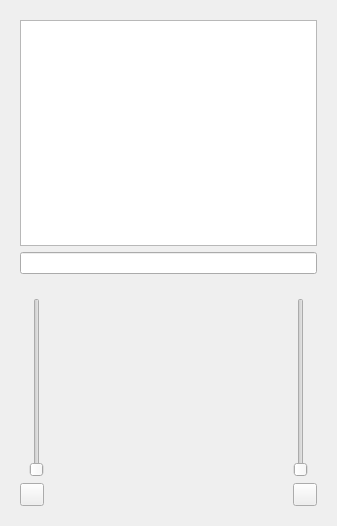
Before: the Qt Designer form sflphone-client-kde/src/ui/SFLPhoneView_base.ui in max3903/SFLphone, drawn with Qt 5.
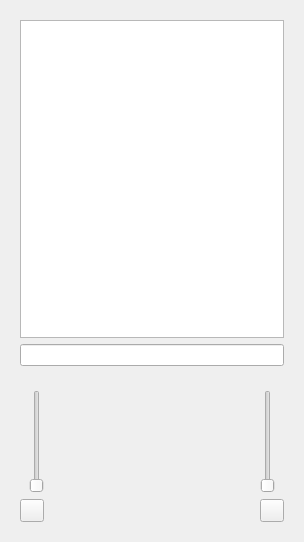
After: the same form once the commit is applied. Icons and pictures are not drawn. Custom widgets are drawn as their Qt base class.

Diff of the .ui file:
```diff
--- a/sflphone-client-kde/src/ui/SFLPhoneView_base.ui
+++ b/sflphone-client-kde/src/ui/SFLPhoneView_base.ui
@@ -6,8 +6,8 @@
    <rect>
     <x>0</x>
     <y>0</y>
-    <width>337</width>
-    <height>526</height>
+    <width>304</width>
+    <height>542</height>
    </rect>
   </property>
   <property name="windowTitle">
@@ -17,7 +17,7 @@
    <item>
     <widget class="QStackedWidget" name="stackedWidget_screen">
      <property name="sizePolicy">
-      <sizepolicy hsizetype="Preferred" vsizetype="Expanding">
+      <sizepolicy hsizetype="Expanding" vsizetype="Expanding">
        <horstretch>0</horstretch>
        <verstretch>0</verstretch>
       </sizepolicy>
@@ -29,6 +29,12 @@
       <layout class="QHBoxLayout" name="horizontalLayout_3"/>
      </widget>
      <widget class="QWidget" name="page_callHistory">
+      <property name="sizePolicy">
+       <sizepolicy hsizetype="Expanding" vsizetype="Expanding">
+        <horstretch>0</horstretch>
+        <verstretch>0</verstretch>
+       </sizepolicy>
+      </property>
       <layout class="QVBoxLayout" name="verticalLayout_2">
        <item>
         <widget class="QListWidget" name="listWidget_callHistory"/>
@@ -79,6 +85,18 @@
      <property name="enabled">
       <bool>true</bool>
      </property>
+     <property name="sizePolicy">
+      <sizepolicy hsizetype="Minimum" vsizetype="Minimum">
+       <horstretch>0</horstretch>
+       <verstretch>0</verstretch>
+      </sizepolicy>
+     </property>
+     <property name="maximumSize">
+      <size>
+       <width>16777215</width>
+       <height>150</height>
+      </size>
+     </property>
      <layout class="QGridLayout" name="gridLayout">
       <item row="0" column="0">
        <widget class="QSlider" name="slider_recVol">
```
Left out of the diff: 12 changed lines with no effect on the pictures.
